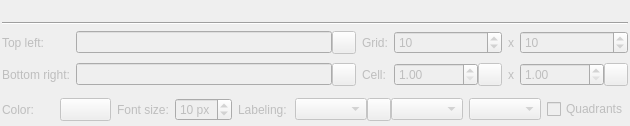
kadas-albireo/kadas-albireo2, file kadas/app/guidegrid/kadasguidegridwidgetbase.ui: the form before one commit.
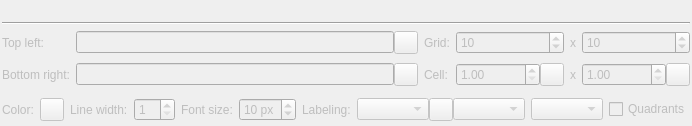
The form after the commit. Icons and pictures are not drawn. Custom widgets are drawn as their Qt base class.

Commit message: Allow changing guide grid line width

```diff
--- a/kadas/app/guidegrid/kadasguidegridwidgetbase.ui
+++ b/kadas/app/guidegrid/kadasguidegridwidgetbase.ui
@@ -339,6 +339,23 @@
            </property>
           </widget>
          </item>
+         <item>
+          <widget class="QLabel" name="labelLineWidth">
+           <property name="text">
+            <string>Line width:</string>
+           </property>
+          </widget>
+         </item>
+         <item>
+          <widget class="QSpinBox" name="spinBoxLineWidth">
+           <property name="minimum">
+            <number>1</number>
+           </property>
+           <property name="maximum">
+            <number>20</number>
+           </property>
+          </widget>
+         </item>
          <item>
           <widget class="QLabel" name="labelFontSize">
            <property name="text">
```
The commit also changes 4 other files.
